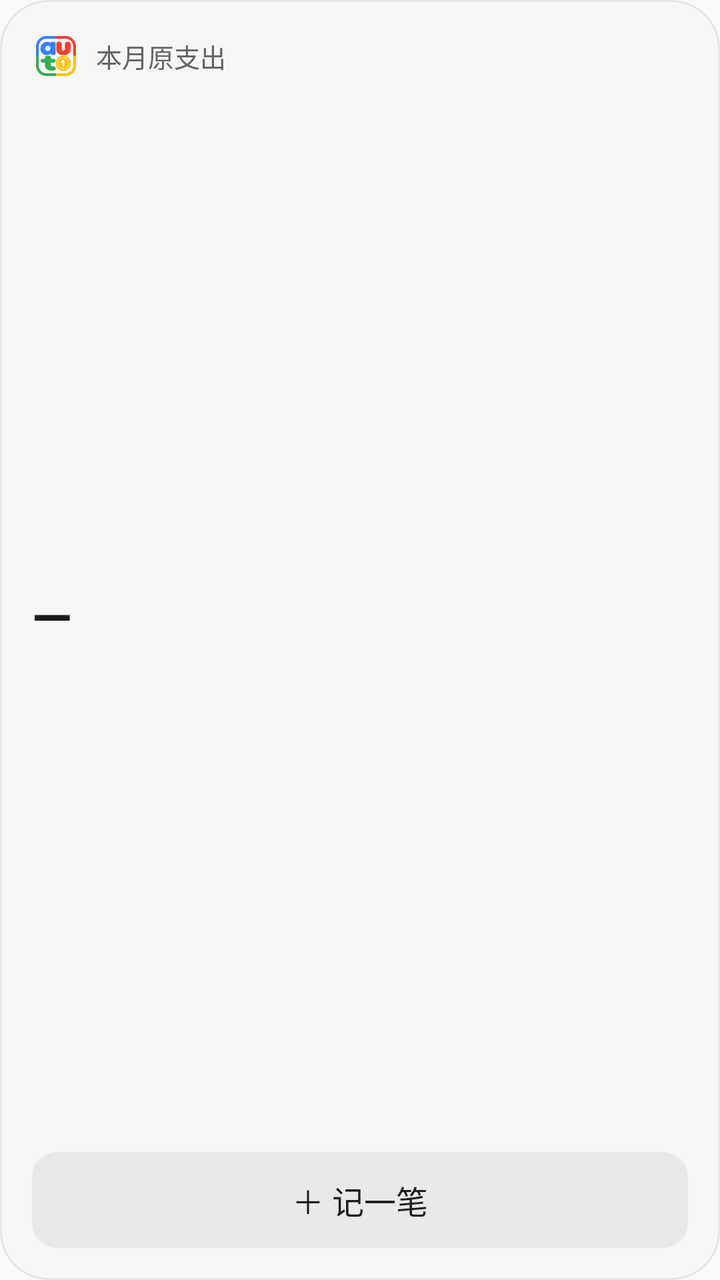
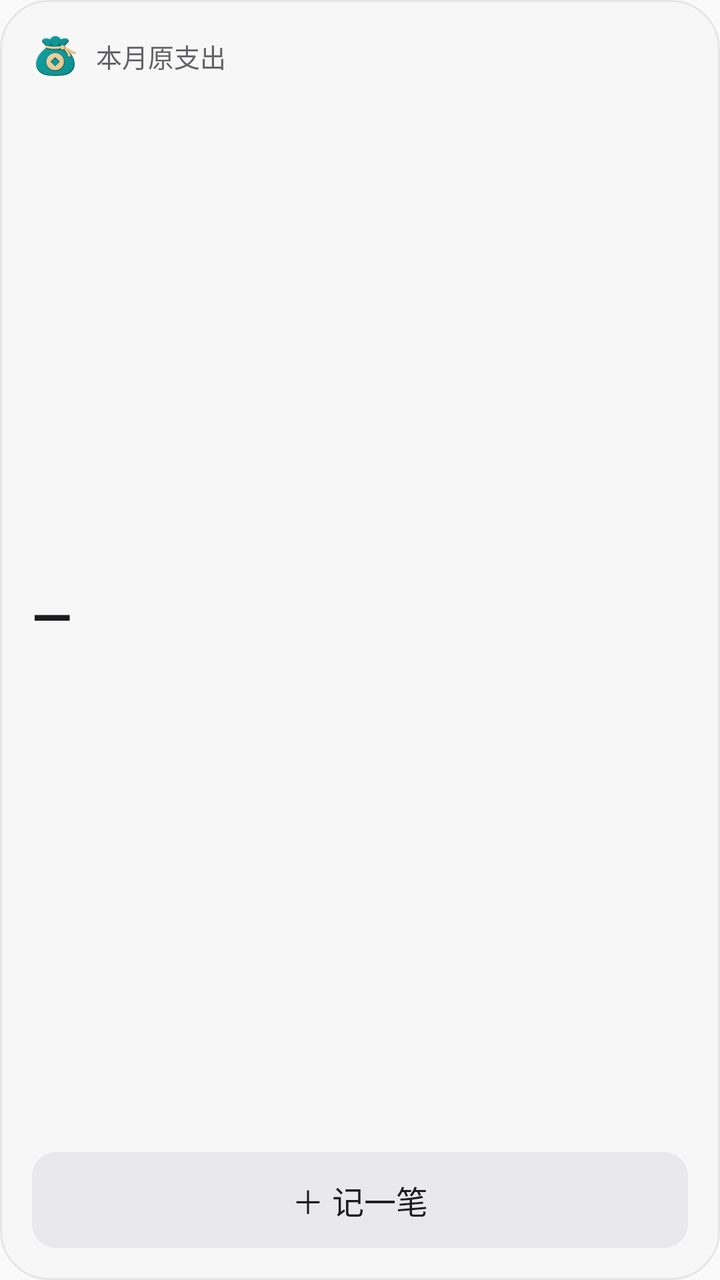

Screens rendered from an Android XML layout before and after an edit, with the pre-edit source and the edit as a unified diff.
<!-- AndroidManifest.xml: application theme Theme.AutoBook -->
<!-- res/layout/widget_monthly_expense.xml -->
<?xml version="1.0" encoding="utf-8"?>
<LinearLayout xmlns:android="http://schemas.android.com/apk/res/android"
    android:layout_width="match_parent" android:layout_height="match_parent"
    android:orientation="vertical" android:padding="16dp"
    android:background="@drawable/widget_background">
    <LinearLayout android:layout_width="match_parent" android:layout_height="wrap_content"
        android:orientation="horizontal" android:gravity="center_vertical">
        <ImageView android:layout_width="24dp" android:layout_height="24dp"
            android:layout_marginEnd="8dp" android:src="@drawable/ic_brand_color"
            android:scaleType="fitCenter" android:contentDescription="AutoBook" />
        <TextView android:id="@+id/widget_month"
            android:layout_width="0dp" android:layout_weight="1" android:layout_height="wrap_content"
            android:text="本月原支出" android:textColor="@color/widget_secondary" android:textSize="13sp" />
    </LinearLayout>
    <TextView android:id="@+id/widget_amount"
        android:layout_width="match_parent" android:layout_height="0dp" android:layout_weight="1"
        android:gravity="center_vertical" android:text="—" android:textColor="@color/widget_primary"
        android:textStyle="bold" android:textSize="26sp" android:maxLines="1"
        android:autoSizeTextType="uniform" android:autoSizeMinTextSize="16sp" android:autoSizeMaxTextSize="26sp" android:autoSizeStepGranularity="1sp" />
    <TextView android:id="@+id/widget_add"
        android:layout_width="match_parent" android:layout_height="wrap_content" android:minHeight="48dp"
        android:gravity="center" android:background="@drawable/widget_add_background"
        android:contentDescription="记一笔，打开手动记账" android:text="＋ 记一笔"
        android:textSize="16sp" android:textColor="@color/widget_primary" />
</LinearLayout>
<!-- resources referenced by this layout -->
<resources>
  <color name="widget_primary">#1C1C1E</color>
  <color name="widget_secondary">#636366</color>
  <!-- drawable ic_brand_color: png bitmap (drawable-hdpi, 6539 bytes) -->
  <!-- drawable widget_add_background (drawable) -->
  <shape xmlns:android="http://schemas.android.com/apk/res/android" android:shape="rectangle">
      <solid android:color="@color/widget_button" />
      <corners android:radius="12dp" />
  </shape>
  <!-- drawable widget_background (drawable) -->
  <shape xmlns:android="http://schemas.android.com/apk/res/android" android:shape="rectangle">
      <solid android:color="@color/widget_surface" />
      <corners android:radius="24dp" />
      <stroke android:width="1dp" android:color="@color/widget_border" />
  </shape>
  <style name="Theme.AutoBook" parent="android:Theme.Material.Light.NoActionBar" />
  <color name="widget_button">#E9E9EC</color>
  <color name="widget_surface">#F7F7F7</color>
  <color name="widget_border">#E5E5EA</color>
</resources>

<!-- the commit's change to res/layout/widget_monthly_expense.xml (unified diff, before → after) -->
@@ -7,7 +7,7 @@
         android:orientation="horizontal" android:gravity="center_vertical">
         <ImageView android:layout_width="24dp" android:layout_height="24dp"
             android:layout_marginEnd="8dp" android:src="@drawable/ic_brand_color"
-            android:scaleType="fitCenter" android:contentDescription="AutoBook" />
+            android:scaleType="fitCenter" android:contentDescription="@string/app_name" />
         <TextView android:id="@+id/widget_month"
             android:layout_width="0dp" android:layout_weight="1" android:layout_height="wrap_content"
             android:text="本月原支出" android:textColor="@color/widget_secondary" android:textSize="13sp" />
<!-- resource entries referenced after the edit -->
@@ -2,7 +2,7 @@
 <resources>
   <color name="widget_primary">#1C1C1E</color>
   <color name="widget_secondary">#636366</color>
-  <!-- drawable ic_brand_color: png bitmap (drawable-hdpi, 6539 bytes) -->
+  <!-- drawable ic_brand_color: png bitmap (drawable-hdpi, 7181 bytes) -->
   <!-- drawable widget_add_background (drawable) -->
   <shape xmlns:android="http://schemas.android.com/apk/res/android" android:shape="rectangle">
       <solid android:color="@color/widget_button" />
@@ -14,6 +14,7 @@
       <corners android:radius="24dp" />
       <stroke android:width="1dp" android:color="@color/widget_border" />
   </shape>
+  <string name="app_name">麦米</string>
   <style name="Theme.AutoBook" parent="android:Theme.Material.Light.NoActionBar" />
   <color name="widget_button">#E9E9EC</color>
   <color name="widget_surface">#F7F7F7</color>
